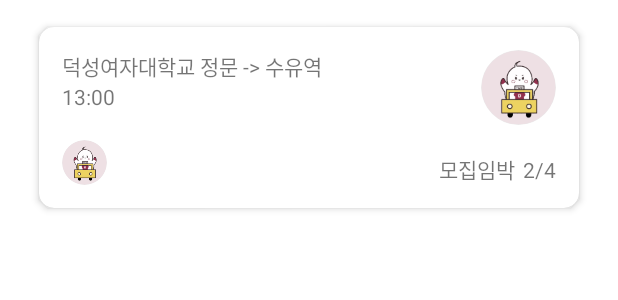
After one commit to 2023-CodewithDuksung/2023-CodeWithDS-19, an Android app: the layout list_recyclerview.xml on its own in the app's theme, with its tools: preview values and no code run, on a phone screen of 412 x 824 dp. The commit adds this screen. Shown: the top 300 px of the screen. Run offline under Robolectric (Android 15) with nearby library versions, the phone set to English and light mode, and no system bars.

Commit message:
list recyclerview

```diff
--- a/app/build.gradle
+++ b/app/build.gradle
@@ -38,6 +38,10 @@ dependencies {
 
     implementation 'com.naver.maps:map-sdk:3.13.0'
 
+    //view - cardView, circleImageView
+    implementation 'androidx.cardview:cardview:1.0.0'
+    implementation 'de.hdodenhof:circleimageview:3.1.0'
+
     implementation 'androidx.core:core-ktx:1.7.0'
     implementation 'androidx.appcompat:appcompat:1.4.2'
     implementation 'com.google.android.material:material:1.6.1'
--- a/app/src/main/java/com/example/myapplication/MainActivity.kt
+++ b/app/src/main/java/com/example/myapplication/MainActivity.kt
@@ -84,8 +84,7 @@ class MainActivity : AppCompatActivity() {
         }
     }
 
-
-            private fun switchFragment(fragment: Fragment) {
+    private fun switchFragment(fragment: Fragment) {
         val transaction = supportFragmentManager.beginTransaction()
         transaction.replace(R.id.main_layout, fragment)
         transaction.addToBackStack(null) // Optional: Add the fragment to the back stack
--- /dev/null
+++ b/app/src/main/res/layout/list_recyclerview.xml
@@ -0,0 +1,77 @@
+<?xml version="1.0" encoding="utf-8"?>
+<FrameLayout xmlns:android="http://schemas.android.com/apk/res/android"
+    xmlns:app="http://schemas.android.com/apk/res-auto"
+    android:layout_width="match_parent"
+    android:layout_height="wrap_content"
+    android:layout_marginHorizontal="20dp"
+    android:layout_marginVertical="10dp">
+    <androidx.cardview.widget.CardView
+        android:layout_width="match_parent"
+        android:layout_height="wrap_content"
+        app:cardCornerRadius="10dp"
+        app:cardElevation="3dp"
+        app:contentPadding="15dp"
+        app:cardUseCompatPadding="true">
+        <LinearLayout
+            android:layout_width="match_parent"
+            android:layout_height="wrap_content"
+            android:orientation="vertical">
+            <LinearLayout
+                android:layout_width="match_parent"
+                android:layout_height="wrap_content"
+                android:orientation="horizontal">
+                <LinearLayout
+                    android:layout_width="0dp"
+                    android:layout_height="wrap_content"
+                    android:layout_weight="1"
+                    android:layout_marginRight="10dp"
+                    android:orientation="vertical">
+                    <TextView
+                        android:layout_width="wrap_content"
+                        android:layout_height="wrap_content"
+                        android:maxLines="1"
+                        android:ellipsize="end"
+                        android:text="덕성여자대학교 정문 -> 수유역" />
+                    <TextView
+                        android:layout_width="wrap_content"
+                        android:layout_height="wrap_content"
+                        android:text="13:00" />
+                </LinearLayout>
+                <de.hdodenhof.circleimageview.CircleImageView
+                    android:layout_width="50dp"
+                    android:layout_height="50dp"
+                    android:src="@drawable/test"/>
+            </LinearLayout>
+            <LinearLayout
+                android:layout_width="match_parent"
+                android:layout_height="wrap_content"
+                android:orientation="horizontal"
+                android:gravity="bottom"
+                android:layout_marginTop="10dp">
+                <LinearLayout
+                    android:layout_width="0dp"
+                    android:layout_height="wrap_content"
+                    android:layout_weight="1"
+                    android:orientation="horizontal">
+                    <androidx.recyclerview.widget.RecyclerView
+                        android:layout_width="wrap_content"
+                        android:layout_height="wrap_content"/>
+                    <de.hdodenhof.circleimageview.CircleImageView
+                        android:layout_width="30dp"
+                        android:layout_height="30dp"
+                        android:layout_marginRight="10dp"
+                        android:src="@drawable/test"/>
+                </LinearLayout>
+                <TextView
+                    android:layout_width="wrap_content"
+                    android:layout_height="wrap_content"
+                    android:layout_marginRight="5dp"
+                    android:text="모집임박"/>
+                <TextView
+                    android:layout_width="wrap_content"
+                    android:layout_height="wrap_content"
+                    android:text="2/4"/>
+            </LinearLayout>
+        </LinearLayout>
+    </androidx.cardview.widget.CardView>
+</FrameLayout>
--- /dev/null
+++ b/app/src/main/res/layout/list_user_recyclerview.xml
@@ -0,0 +1,11 @@
+<?xml version="1.0" encoding="utf-8"?>
+<LinearLayout xmlns:android="http://schemas.android.com/apk/res/android"
+    android:layout_width="match_parent"
+    android:layout_height="match_parent"
+    android:orientation="vertical">
+    <de.hdodenhof.circleimageview.CircleImageView
+        android:layout_width="30dp"
+        android:layout_height="30dp"
+        android:layout_marginRight="10dp"
+        android:src="@drawable/test"/>
+</LinearLayout>
```
Also changed, not shown: app/src/main/res/drawable/test.png (added).
